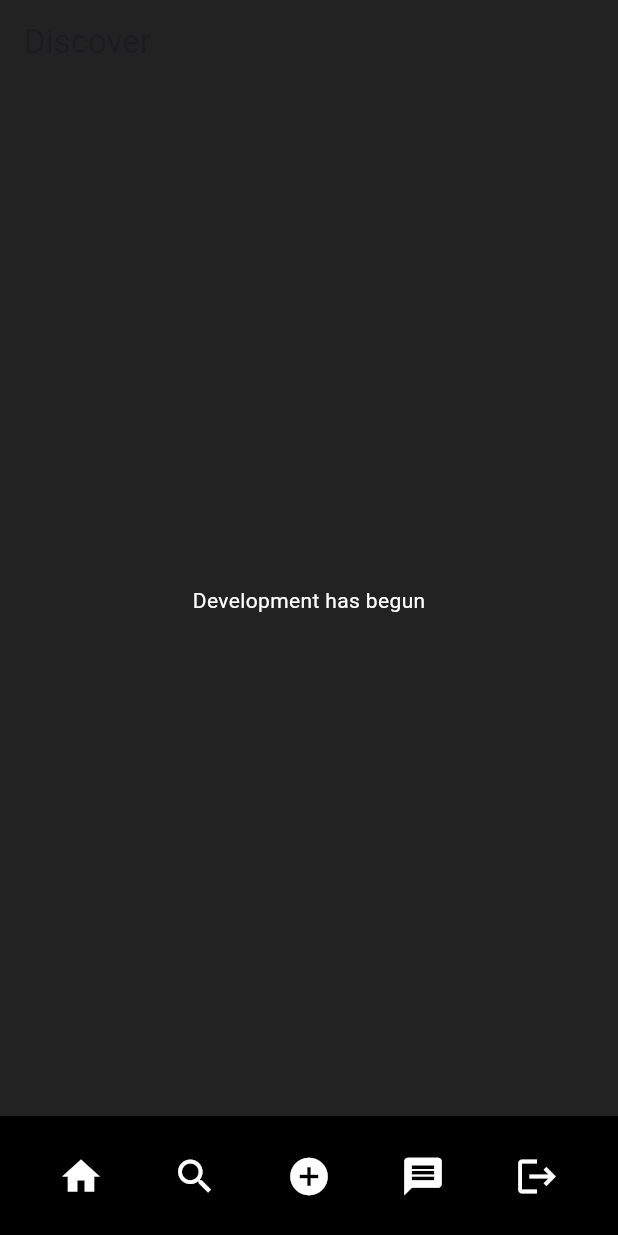
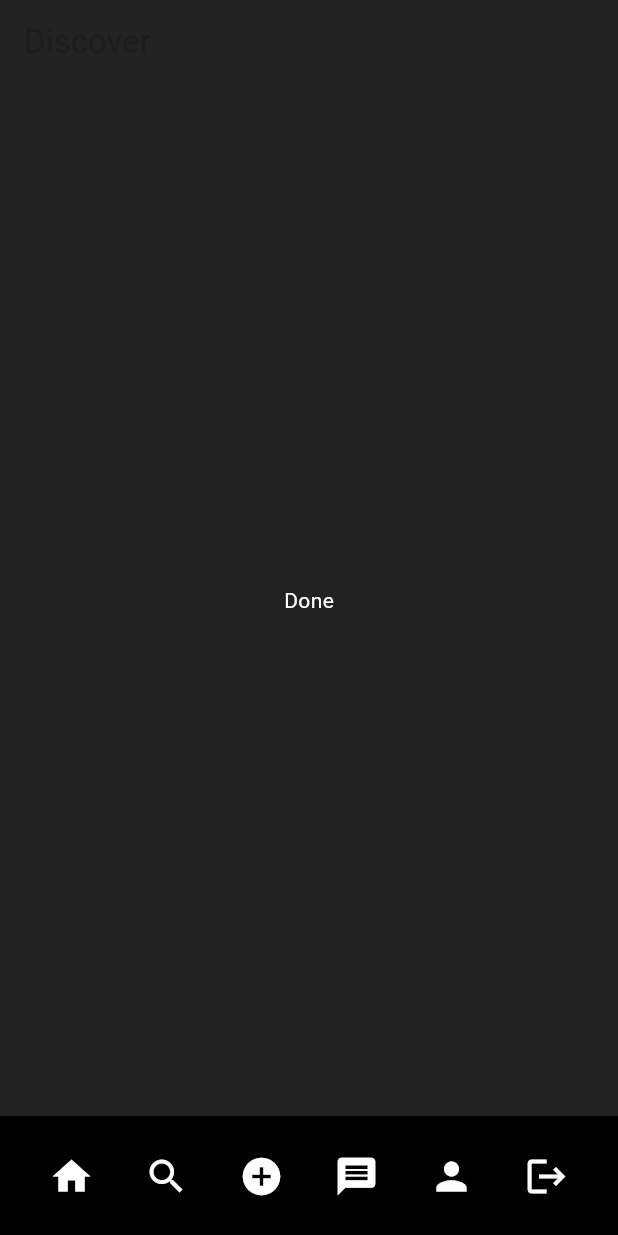
Before and after one commit to alex-ivankova766/social_media_app_with_clean_and_bloc, a Flutter app: the DiscoverScreen screen opened by its route, on a phone screen of 412 x 824 dp. Run offline on Flutter 3.47's test engine with Material 3 defaults, Android fonts, the light colour scheme and no system bars; our stand-ins replace bloc, equatable, flutter_bloc, formz, go_router, video_player.

Commit message:
discover bloc added

```diff
--- a/lib/main.dart
+++ b/lib/main.dart
@@ -1,5 +1,6 @@
 import 'package:flutter/material.dart';
 import 'package:flutter_bloc/flutter_bloc.dart';
+import 'package:social_media_app_with_clean_architecture_and_the_bloc_pattern/src/features/feed/data/repositories/user_repository_impl.dart';
 
 import 'src/config/config.dart';
 import 'src/features/auth/data/datasources/mock_auth_datasource.dart';
@@ -28,6 +29,11 @@ class MyApp extends StatelessWidget {
         RepositoryProvider(
           create: (ctx) => AuthRepositoryImpl(
             MockAuthDatasourceImpl(),
+          ),
+        ),
+        RepositoryProvider(
+          create: (ctx) => UserRepositoryImpl(
+            MockFeedDatasourceImpl(),
           ),
         ),
         RepositoryProvider(
--- a/lib/src/config/app_router.dart
+++ b/lib/src/config/app_router.dart
@@ -3,12 +3,15 @@ import 'dart:async';
 import 'package:flutter/material.dart';
 import 'package:flutter_bloc/flutter_bloc.dart';
 import 'package:go_router/go_router.dart';
-import 'package:social_media_app_with_clean_architecture_and_the_bloc_pattern/src/features/feed/data/repositories/post_repository_impl.dart';
-import 'package:social_media_app_with_clean_architecture_and_the_bloc_pattern/src/features/feed/domain/usecases/get_posts.dart';
-import 'package:social_media_app_with_clean_architecture_and_the_bloc_pattern/src/features/feed/presentation/bloc/feed/feed_bloc.dart';
 
 import '../features/auth/presentation/blocs/auth/auth_bloc.dart';
 import '../features/auth/presentation/views/screens.dart';
+import '../features/feed/data/repositories/post_repository_impl.dart';
+import '../features/feed/data/repositories/user_repository_impl.dart';
+import '../features/feed/domain/usecases/get_posts.dart';
+import '../features/feed/domain/usecases/get_users.dart';
+import '../features/feed/presentation/bloc/discover/discover_bloc.dart';
+import '../features/feed/presentation/bloc/feed/feed_bloc.dart';
 import '../features/feed/presentation/view/screens.dart';
 
 class AppRouter {
@@ -35,7 +38,13 @@ class AppRouter {
           name: 'discover',
           path: '/discover',
           builder: (BuildContext context, GoRouterState state) {
-            return const DiscoverScreen();
+            return BlocProvider(
+                create: (context) => DiscoverBloc(
+                      getUsers: GetUsers(
+                        context.read<UserRepositoryImpl>(),
+                      ),
+                    )..add(DiscoverGetUsers()),
+                child: const DiscoverScreen());
           },
           routes: <GoRoute>[
             GoRoute(
--- a/lib/src/features/feed/domain/usecases/get_users.dart
+++ b/lib/src/features/feed/domain/usecases/get_users.dart
@@ -2,8 +2,8 @@ import '../../../../shared/domain/entities/entities.dart';
 import '../../../../shared/domain/usecases/usecases.dart';
 import '../repositories/user_repository.dart';
 
-class GetUser implements UseCase<List<User>, NoParams> {
-  GetUser(this.userRepository);
+class GetUsers implements UseCase<List<User>, NoParams> {
+  GetUsers(this.userRepository);
   final UserRepository userRepository;
 
   @override
--- /dev/null
+++ b/lib/src/features/feed/presentation/bloc/discover/discover_bloc.dart
@@ -0,0 +1,28 @@
+import 'package:equatable/equatable.dart';
+import 'package:flutter/material.dart';
+import 'package:flutter_bloc/flutter_bloc.dart';
+
+import '../../../../../shared/domain/entities/entities.dart';
+import '../../../../../shared/domain/usecases/usecases.dart';
+import '../../../domain/usecases/get_users.dart';
+
+part 'discover_event.dart';
+part 'discover_state.dart';
+
+class DiscoverBloc extends Bloc<DiscoverEvent, DiscoverState> {
+  final GetUsers _getUsers;
+  DiscoverBloc({required getUsers})
+      : _getUsers = getUsers,
+        super(DiscoverLoading()) {
+    on<DiscoverGetUsers>(_onDiscoverGetUsers);
+  }
+
+  Future<void> _onDiscoverGetUsers(
+    DiscoverGetUsers event,
+    Emitter<DiscoverState> emit,
+  ) async {
+    debugPrint('Start getting users with: _onDiscoverGetUsers');
+    List<User> users = await _getUsers(NoParams());
+    emit(DiscoverLoaded(users: users));
+  }
+}
--- /dev/null
+++ b/lib/src/features/feed/presentation/bloc/discover/discover_event.dart
@@ -0,0 +1,10 @@
+part of 'discover_bloc.dart';
+
+abstract class DiscoverEvent extends Equatable {
+  const DiscoverEvent();
+
+  @override
+  List<Object> get props => [];
+}
+
+class DiscoverGetUsers extends DiscoverEvent {}
--- /dev/null
+++ b/lib/src/features/feed/presentation/bloc/discover/discover_state.dart
@@ -0,0 +1,17 @@
+part of 'discover_bloc.dart';
+
+abstract class DiscoverState extends Equatable {
+  const DiscoverState();
+
+  @override
+  List<Object> get props => [];
+}
+
+class DiscoverLoading extends DiscoverState {}
+
+class DiscoverLoaded extends DiscoverState {
+  const DiscoverLoaded({this.users = const <User>[]});
+  final List<User> users;
+  @override
+  List<Object> get props => [users];
+}
--- a/lib/src/features/feed/presentation/view/discover_screen.dart
+++ b/lib/src/features/feed/presentation/view/discover_screen.dart
@@ -1,4 +1,6 @@
 import 'package:flutter/material.dart';
+import 'package:flutter_bloc/flutter_bloc.dart';
+import 'package:social_media_app_with_clean_architecture_and_the_bloc_pattern/src/features/feed/presentation/bloc/discover/discover_bloc.dart';
 
 import '../../../../shared/presentation/widgets/widgets.dart';
 
@@ -9,8 +11,20 @@ class DiscoverScreen extends StatelessWidget {
   Widget build(BuildContext context) {
     return Scaffold(
       appBar: AppBar(title: const Text('Discover')),
-      body: const Center(child: Text('Development has begun')),
       bottomNavigationBar: const CustomNavBar(),
+      body: BlocBuilder<DiscoverBloc, DiscoverState>(
+        builder: (context, state) {
+          if (state is DiscoverLoading) {
+            return const Center(
+                child: CircularProgressIndicator(color: Colors.white));
+          }
+          if (state is DiscoverLoaded) {
+            return const Center(child: Text('Done'));
+          } else {
+            return const Center(child: Text('Something went wrong'));
+          }
+        },
+      ),
     );
   }
 }
--- a/lib/src/shared/presentation/widgets/custom_nav_bar.dart
+++ b/lib/src/shared/presentation/widgets/custom_nav_bar.dart
@@ -42,6 +42,12 @@ class CustomNavBar extends StatelessWidget {
                 icon: const Icon(Icons.message)),
             IconButton(
                 onPressed: () {
+                  // context.goNamed('discover');
+                },
+                iconSize: 30,
+                icon: const Icon(Icons.person)),
+            IconButton(
+                onPressed: () {
                   context.read<AuthBloc>().add(AuthLogoutUser());
                 },
                 iconSize: 30,
```
